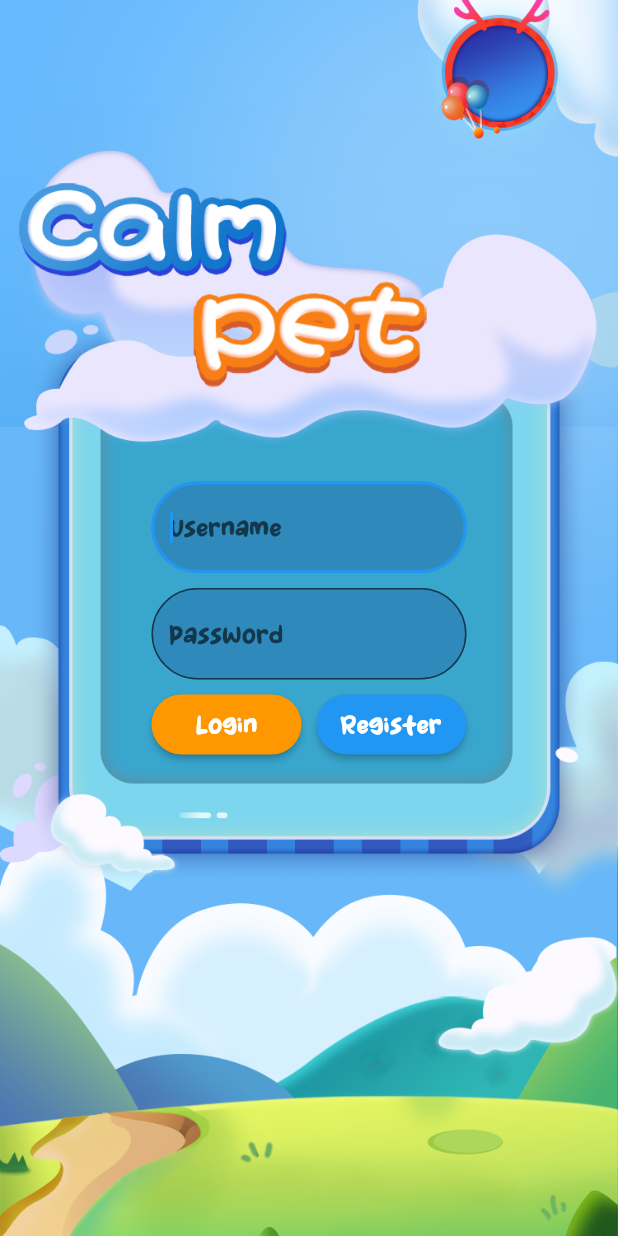
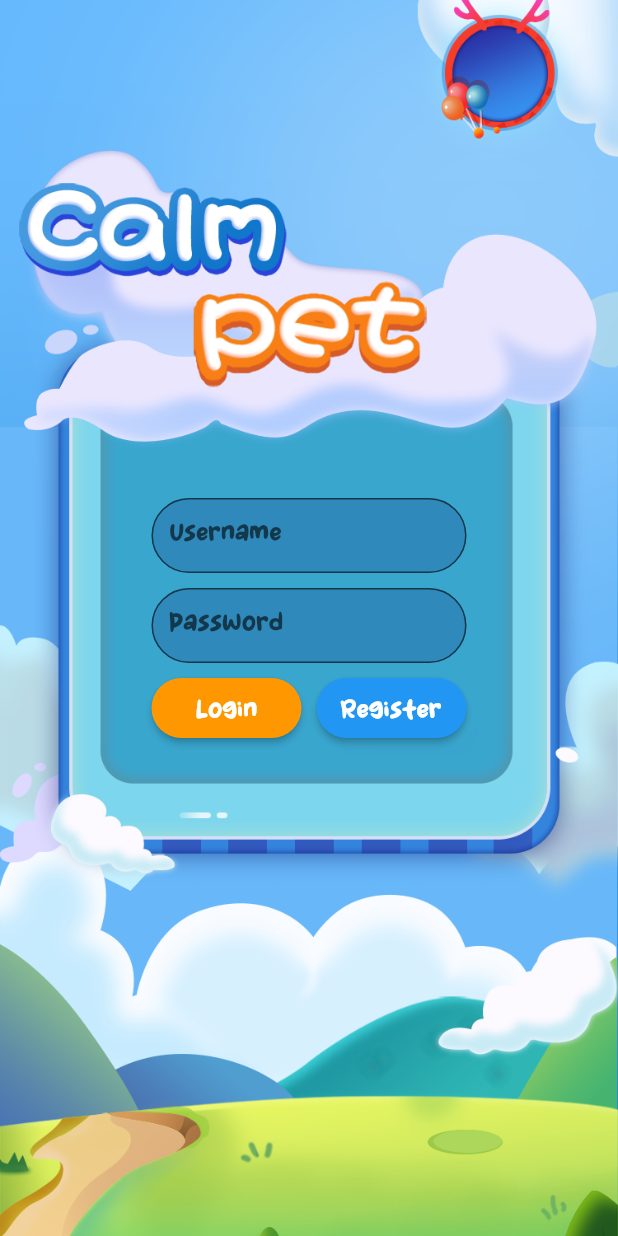
Before and after one commit to RicardoYam/calmPet, a Flutter app: the screen it shows after launch, on a phone screen of 412 x 824 dp. Run offline on Flutter 3.47's test engine with Material 2 defaults, Android fonts, the phone set to English and light mode, and no system bars; our stand-ins replace font_awesome_flutter.

Commit message:
login changed

```diff
--- a/lib/pages/user/login.dart
+++ b/lib/pages/user/login.dart
@@ -26,8 +26,8 @@ class _LoginState extends State<Login> {
             children: [
               SizedBox(
               width: 210.0,
+              height: 50.0,
               child: TextField(
-                autofocus: true,
                 decoration: InputDecoration(
                   border: OutlineInputBorder(
                     borderRadius: BorderRadius.circular(50.0)
@@ -41,8 +41,8 @@ class _LoginState extends State<Login> {
             SizedBox(height: 10.0),
             SizedBox(
               width: 210.0,
+              height: 50.0,
               child: TextField(
-                autofocus: true,
                 decoration: InputDecoration(
                   border: OutlineInputBorder(
                     borderRadius: BorderRadius.circular(50.0)
```
